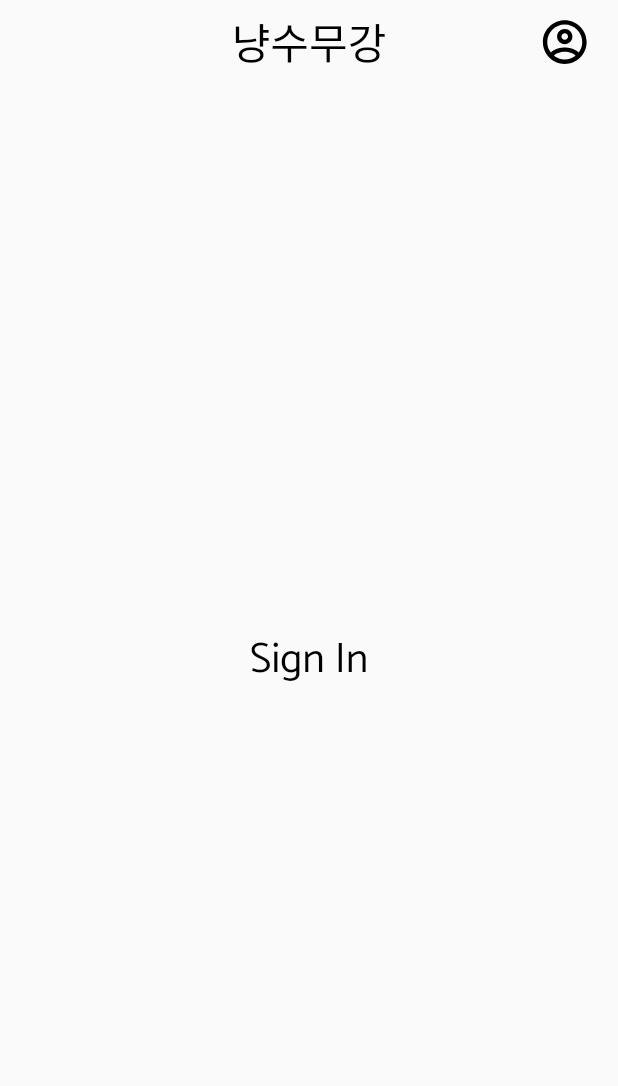
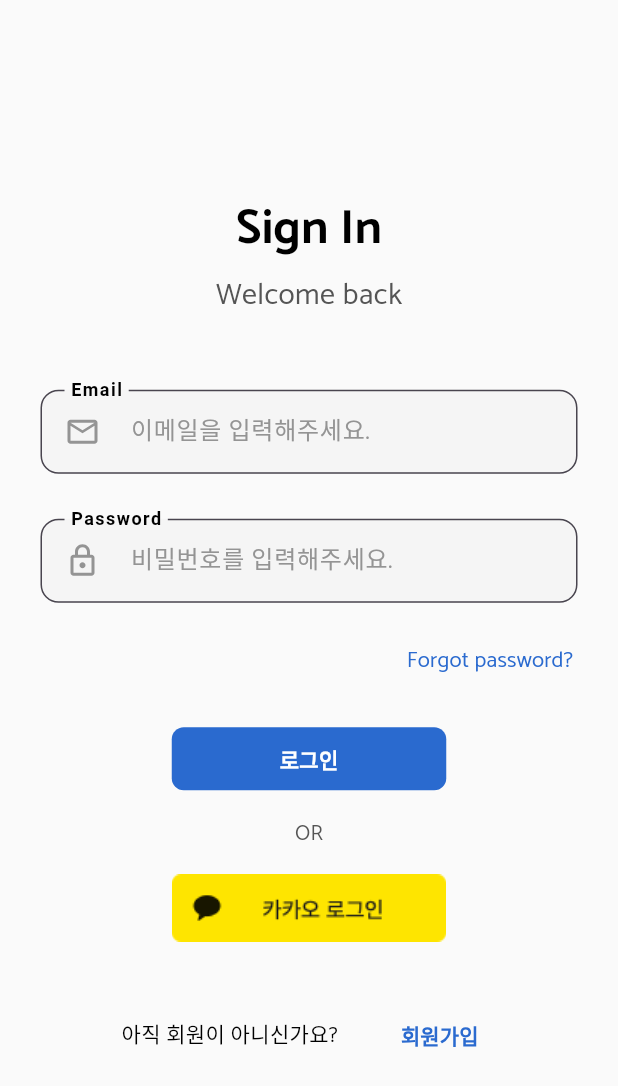
Before and after one commit to haejun-kim/cat-long-live, a Flutter app: the screen it shows after launch, on a phone screen of 412 x 824 dp. Shown: the top 1086 px of the screen. Run offline on Flutter 3.47's test engine with Material 3 defaults, Android fonts, the phone set to English and light mode, and no system bars; our stand-ins replace flutter_svg.

Commit message:
feat: add Accouont page (signin, signup) (#9)
* feat: add sign in page

* feat: add sign in page (#4)

* feat: changed sized box height

* feat: changed sized box height (#6)

* feat: delete appbar and change height rate

* feat: delete unused import

* Feature/sign in (#7)

* feat: delete appbar and change height rate

* feat: delete unused import

* feat: add widget SafeArea in SignInView

* feat: add Sign Up view
* add sign up page
* add kakao login button

* feat: Add Signup page (#8)

* feat: add widget SafeArea in SignInView
* feat: add Sign Up view
* add sign up page
* add kakao login button

```diff
--- a/lib/main.dart
+++ b/lib/main.dart
@@ -1,5 +1,5 @@
 import 'package:cat_long_live/src/service/theme_service.dart';
-import 'package:cat_long_live/src/view/account/sign_in_view.dart';
+import 'package:cat_long_live/src/view/account/view/sign_in_view.dart';
 import 'package:flutter/material.dart';
 import 'package:provider/provider.dart';
 
@@ -23,7 +23,6 @@ class MyApp extends StatelessWidget {
   @override
   Widget build(BuildContext context) {
     return MaterialApp(
-
       debugShowCheckedModeBanner: false,
       home: const SignInView(),
       theme: context.themeService.themeData
--- a/lib/src/view/account/sign_in_view.dart
+++ /dev/null
@@ -1,23 +0,0 @@
-import 'package:cat_long_live/theme/component/appbar.dart';
-import 'package:flutter/material.dart';
-import 'package:cat_long_live/src/service/theme_service.dart';
-
-class SignInView extends StatelessWidget {
-  const SignInView({super.key});
-
-  @override
-  Widget build(BuildContext context) {
-    return Scaffold(
-      appBar: const CustomAppBar(),
-      body: Center(
-        child: TextButton(
-          onPressed: () {},
-          child: Text(
-            "Sign In",
-            style: ThemeService().theme.typo.headline1,
-          ),
-        ),
-      ),
-    );
-  }
-}
--- /dev/null
+++ b/lib/src/view/account/view/sign_in_view.dart
@@ -0,0 +1,121 @@
+import 'package:cat_long_live/src/view/account/view/sign_up_view.dart';
+import 'package:cat_long_live/theme/component/button/button.dart';
+import 'package:cat_long_live/theme/component/button/kakao_button.dart';
+import 'package:cat_long_live/theme/component/hide_keyboard.dart';
+import 'package:cat_long_live/theme/component/input_field.dart';
+import 'package:flutter/material.dart';
+import 'package:cat_long_live/src/service/theme_service.dart';
+
+class SignInView extends StatelessWidget {
+  const SignInView({super.key});
+
+  @override
+  Widget build(BuildContext context) {
+    return HideKeyboard(
+      child: Scaffold(
+        body: SafeArea(
+          child: SingleChildScrollView(
+            child: Center(
+              child: Column(
+                children: [
+                  Padding(
+                    padding: EdgeInsets.only(
+                        top: MediaQuery.of(context).size.height * 0.16),
+                    child: Text(
+                      "Sign In",
+                      style: context.theme.typo.headline1.copyWith(
+                          fontWeight: context.typo.bold, fontSize: 32),
+                    ),
+                  ),
+                  const SizedBox(height: 10),
+                  Text(
+                    "Welcome back",
+                    style: context.typo.headline4.copyWith(
+                      color: context.color.subtext,
+                    ),
+                  ),
+                  const SizedBox(height: 50),
+                  const InputField(
+                    hint: "이메일을 입력해주세요.",
+                    icon: "material-mail",
+                    labelText: "Email",
+                  ),
+                  const SizedBox(
+                    height: 30,
+                  ),
+                  const InputField(
+                    hint: "비밀번호를 입력해주세요.",
+                    icon: "material-lock",
+                    labelText: "Password",
+                  ),
+                  const SizedBox(
+                    height: 15,
+                  ),
+                  Align(
+                    alignment: const Alignment(0.87, 0),
+                    child: TextButton(
+                      onPressed: () {},
+                      child: Text(
+                        "Forgot password?",
+                        style: context.typo.subtitle2
+                            .copyWith(color: context.color.primary),
+                      ),
+                    ),
+                  ),
+                  const SizedBox(
+                    height: 20,
+                  ),
+                  Button(
+                    onPressed: () {},
+                    text: "로그인",
+                    width: 183,
+                  ),
+                  const SizedBox(
+                    height: 20,
+                  ),
+                  Text(
+                    "OR",
+                    style: context.typo.body1.copyWith(
+                      color: context.color.subtext,
+                    ),
+                  ),
+                  const SizedBox(
+                    height: 10,
+                  ),
+                  const KakaoButton(),
+                  const SizedBox(
+                    height: 30,
+                  ),
+                  Row(
+                    mainAxisAlignment: MainAxisAlignment.center,
+                    children: [
+                      Text("아직 회원이 아니신가요?", style: context.typo.body1),
+                      const SizedBox(
+                        width: 30,
+                      ),
+                      TextButton(
+                        onPressed: () {
+                          Navigator.push(context, MaterialPageRoute(
+                            builder: (context) {
+                              return const SignUpView();
+                            },
+                          ));
+                        },
+                        child: Text(
+                          "회원가입",
+                          style: context.typo.body1.copyWith(
+                              color: context.color.primary,
+                              fontWeight: context.typo.bold),
+                        ),
+                      )
+                    ],
+                  ),
+                ],
+              ),
+            ),
+          ),
+        ),
+      ),
+    );
+  }
+}
--- /dev/null
+++ b/lib/theme/component/button/kakao_button.dart
@@ -0,0 +1,17 @@
+import 'package:flutter/material.dart';
+
+class KakaoButton extends StatelessWidget {
+  const KakaoButton({super.key});
+
+  @override
+  Widget build(BuildContext context) {
+    return TextButton(
+      onPressed: () {},
+      child: Image.asset(
+        "assets/images/kakao_login_medium_narrow.png", // 이미지 파일 경로
+        width: 183, // 이미지의 가로 크기
+        height: 45, // 이미지의 세로 크기
+      ),
+    );
+  }
+}
--- /dev/null
+++ b/lib/theme/component/hide_keyboard.dart
@@ -0,0 +1,15 @@
+import 'package:flutter/material.dart';
+
+class HideKeyboard extends StatelessWidget {
+  const HideKeyboard({super.key, required this.child});
+
+  final Widget child;
+
+  @override
+  Widget build(BuildContext context) {
+    return GestureDetector(
+      onTap: FocusManager.instance.primaryFocus?.unfocus,
+      child: child,
+    );
+  }
+}
--- a/lib/theme/component/input_field.dart
+++ b/lib/theme/component/input_field.dart
@@ -12,12 +12,14 @@ class InputField extends StatefulWidget {
     this.onChanged,
     this.onSubmitted,
     this.onClear,
+    this.labelText,
     bool? isClear,
   }) : isClear = isClear ?? false;
 
   final String? hint; // 아무것도 입력하지 않았을 때
   final String? icon; // 아이콘을 함께 포함하고 싶을 때
   final bool isClear;
+  final String? labelText;
   final TextEditingController? controller; // 입력
   final void Function(String text)? onChanged; // 입력을 할 때마다 호출
   final void Function(String text)? onSubmitted; // 입력 완료 후 제출 버튼 호출
@@ -33,7 +35,9 @@ class _InputFieldState extends State<InputField> {
 
   @override
   Widget build(BuildContext context) {
-    return TextField(
+    return Padding(
+      padding: const EdgeInsets.symmetric(horizontal: 27),
+      child: TextFormField(
         controller: controller,
 
         // changed text
@@ -46,10 +50,32 @@ class _InputFieldState extends State<InputField> {
         style: context.typo.headline5,
 
         // cursor color
-      cursorColor: context.color.primary,
+        cursorColor: context.color.subtext,
+
         decoration: InputDecoration(
+          // border
           border: OutlineInputBorder(
             borderRadius: BorderRadius.circular(12),
+          ),
+
+          // focusBorder
+          focusedBorder: OutlineInputBorder(
+            borderRadius: BorderRadius.circular(12),
+            borderSide: BorderSide(
+              color: context.color.subtext,
+            ),
+          ),
+
+          // label
+          labelText:
+              widget.labelText?.isNotEmpty == true ? widget.labelText : null,
+
+          // floating label
+          floatingLabelBehavior: FloatingLabelBehavior.always,
+          floatingLabelStyle: TextStyle(
+            color: context.color.text,
+            letterSpacing: 1.3,
+            fontWeight: FontWeight.bold,
           ),
 
           // background color
@@ -57,7 +83,7 @@ class _InputFieldState extends State<InputField> {
           fillColor: context.color.hintContainer,
 
           // hint style
-        hintStyle: context.typo.headline5.copyWith(
+          hintStyle: context.typo.subtitle1.copyWith(
             color: context.color.onHintContainer,
           ),
           hintText: widget.hint,
@@ -72,7 +98,10 @@ class _InputFieldState extends State<InputField> {
           prefixIcon: Padding(
             padding: const EdgeInsets.all(16),
             child: widget.icon != null
-              ? AssetIcon(widget.icon!, color: context.color.onHintContainer)
+                ? AssetIcon(
+                    widget.icon!,
+                    color: context.color.onHintContainer,
+                  )
                 : null,
           ),
 
@@ -91,6 +120,7 @@ class _InputFieldState extends State<InputField> {
                 )
               : null,
         ),
+      ),
     );
   }
 }
--- a/pubspec.yaml
+++ b/pubspec.yaml
@@ -86,6 +86,7 @@ flutter:
           weight: 700
   assets:
     - assets/icons/
+    - assets/images/
   #   - family: Trajan Pro
   #     fonts:
   #       - asset: fonts/TrajanPro.ttf
```
Also changed, not shown: lib/src/view/account/sign_up_view.dart (deleted, +0 -53 lines), lib/src/view/account/view/sign_up_view.dart (added, +77 -0 lines), lib/src/view/base_view.dart (added, +26 -0 lines), lib/src/view/base_view_model.dart (added, +12 -0 lines), assets/icons/material-catching-pokemon.svg (added), assets/images/kakao_login_medium_narrow.png (added), lib/src/model/account.dart (added), lib/src/repository/account_repository.dart (added). Lines whose indentation alone changed are shown as unchanged.
